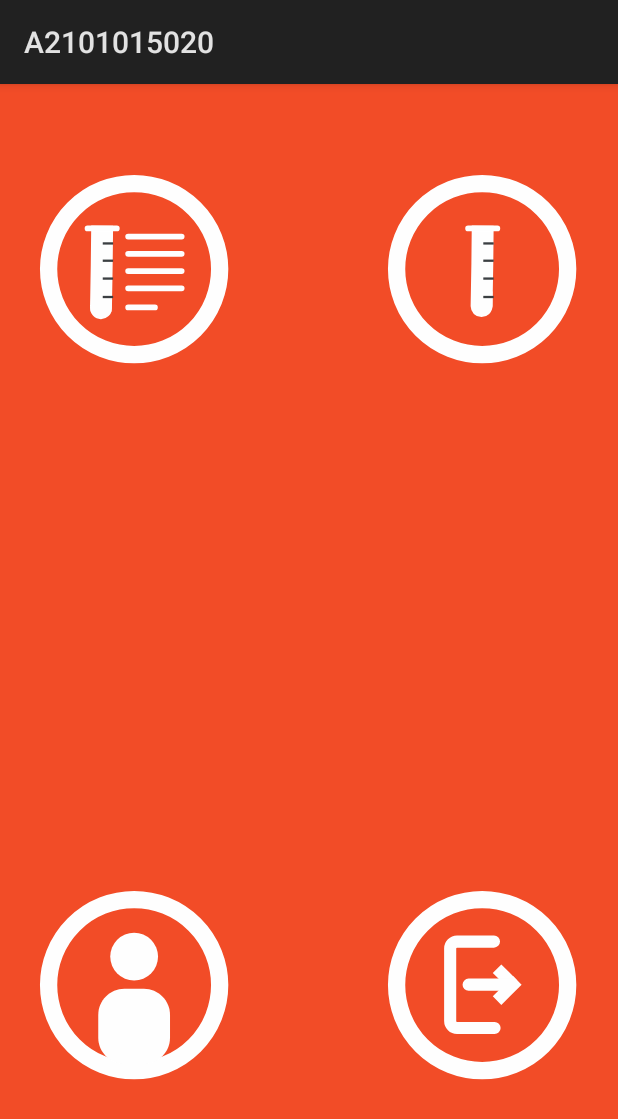
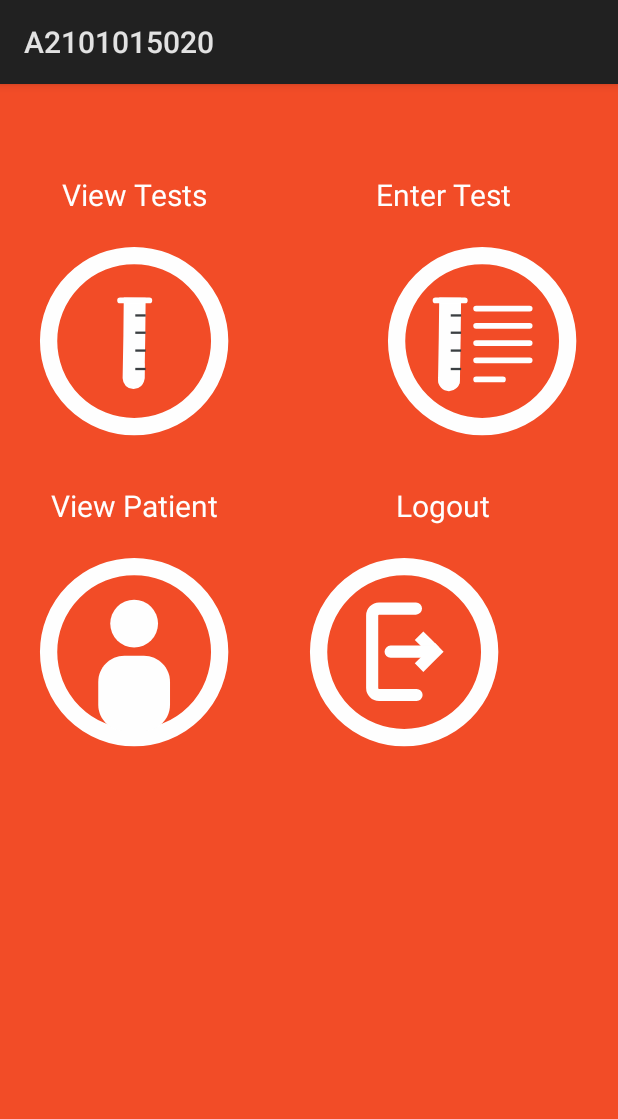
Before and after one commit to SeanParade/AndroidAssignment2, an Android app: the MainMenuActivity screen opened directly, with no data from a screen before it, on a phone screen of 412 x 824 dp. Shown: the top 1119 px of the screen. Run offline under Robolectric (Android 15) with nearby library versions, the phone set to English and light mode, and no system bars.

Commit message:
onClicks for mainmenu added. Layout switched to grid a prettified.

```diff
--- a/app/src/main/java/com/gbc/a2101015020/EnterTestActivity.java
+++ b/app/src/main/java/com/gbc/a2101015020/EnterTestActivity.java
@@ -2,8 +2,14 @@ package com.gbc.a2101015020;
 
 import android.app.Activity;
 import android.os.Bundle;
+import android.widget.EditText;
 
 public class EnterTestActivity extends Activity {
+
+    EditText patientName;
+    EditText bpl;
+    EditText bph;
+    EditText temperature;
 
     @Override
     protected void onCreate(Bundle savedInstanceState) {
--- a/app/src/main/java/com/gbc/a2101015020/LoginActivity.java
+++ b/app/src/main/java/com/gbc/a2101015020/LoginActivity.java
@@ -27,7 +27,6 @@ public class LoginActivity extends Activity {
         startActivity(new Intent(LoginActivity.this, MainMenuActivity.class));
     }
 
-
     @Override
     protected void onDestroy(){
         AppDatabase.destroyInstance();
--- a/app/src/main/java/com/gbc/a2101015020/MainMenuActivity.java
+++ b/app/src/main/java/com/gbc/a2101015020/MainMenuActivity.java
@@ -12,28 +12,27 @@ import com.gbc.a2101015020.db.AppDatabase;
 public class MainMenuActivity extends Activity {
     private static final String TAG = "MainMenuActivity";
 
-    ImageButton enterTest;
-    ImageButton displayTests;
-    ImageButton displayPatient;
-    ImageButton logout;
-
     @Override
     protected void onCreate(Bundle savedInstanceState) {
         super.onCreate(savedInstanceState);
         setContentView(R.layout.activity_main_menu);
-
-        enterTest = findViewById(R.id.enter_test);
-        displayTests = findViewById(R.id.display_tests);
-        displayPatient = findViewById(R.id.display_patient);
-        logout = findViewById(R.id.logout);
     }
 
+    protected void onVTestsClick(View view){
+        Log.d(TAG, "View Tests: Pressed");
+        startActivity(new Intent(MainMenuActivity.this, ViewTestsActivity.class));
+    }
+    protected void onVPatientClick(View view){
+        Log.d(TAG, "View Patient: Pressed");
+        startActivity(new Intent(MainMenuActivity.this, ViewPatientActivity.class));
+    }
+    protected void onEnterTestClick(View view){
+        Log.d(TAG, "Enter Tests: Pressed");
+        startActivity(new Intent(MainMenuActivity.this, EnterTestActivity.class));
+    }
     protected void onLogoutClick(View view){
-            Log.d(TAG, "onLoginClick: Pressed");
+            Log.d(TAG, "Logout: Pressed");
             //AppDatabase.destroyInstance();
             startActivity(new Intent(MainMenuActivity.this, LoginActivity.class));
-
     }
-
-
 }
--- a/app/src/main/res/layout/activity_main_menu.xml
+++ b/app/src/main/res/layout/activity_main_menu.xml
@@ -1,12 +1,61 @@
 <?xml version="1.0" encoding="utf-8"?>
-<RelativeLayout xmlns:android="http://schemas.android.com/apk/res/android"
-    xmlns:app="http://schemas.android.com/apk/res-auto"
+<GridLayout xmlns:android="http://schemas.android.com/apk/res/android"
     xmlns:tools="http://schemas.android.com/tools"
-    android:layout_width="wrap_content"
+    android:id="@+id/menu_grid"
+    android:layout_width="match_parent"
     android:layout_height="match_parent"
     android:background="@color/red"
+    android:columnCount="2"
     android:orientation="vertical"
+    android:paddingTop="60sp"
+    android:rowCount="4"
     tools:context="com.gbc.a2101015020.MainMenuActivity">
+
+    <TextView
+        android:id="@+id/view_test_text"
+        android:layout_width="wrap_content"
+        android:layout_height="wrap_content"
+        android:layout_column="0"
+        android:layout_gravity="bottom|center"
+        android:layout_row="0"
+        android:text="View Tests"
+        android:textColor="@color/white"
+        android:textSize="20sp" />
+
+    <TextView
+        android:id="@+id/enter_test_text"
+        android:layout_width="wrap_content"
+        android:layout_height="wrap_content"
+        android:layout_column="1"
+        android:layout_gravity="bottom|center"
+        android:layout_row="0"
+        android:text="Enter Test"
+        android:textAlignment="center"
+        android:textColor="@color/white"
+        android:textSize="20sp" />
+
+    <TextView
+        android:id="@+id/view_patient_text"
+        android:layout_width="wrap_content"
+        android:layout_height="wrap_content"
+        android:layout_column="0"
+        android:layout_gravity="bottom|center"
+        android:layout_row="2"
+        android:text="View Patient"
+        android:textColor="@color/white"
+        android:textSize="20sp" />
+
+    <TextView
+        android:id="@+id/logout_text"
+        android:layout_width="wrap_content"
+        android:layout_height="wrap_content"
+        android:layout_column="1"
+        android:layout_gravity="bottom|center"
+        android:layout_row="2"
+        android:text="Logout"
+        android:textAppearance="@style/TextAppearance.AppCompat"
+        android:textColor="@color/white"
+        android:textSize="20sp" />
 
     <ImageButton
         android:id="@+id/enter_test"
@@ -15,8 +64,11 @@
         android:layout_height="180dp"
         android:layout_alignParentStart="true"
         android:layout_alignParentTop="true"
-        android:layout_marginTop="39dp"
+        android:layout_column="1"
+        android:layout_gravity="top|right"
+        android:layout_row="1"
         android:background="@color/red"
+        android:onClick="onEnterTestClick"
         android:src="@drawable/ic_entertest" />
 
     <ImageButton
@@ -26,7 +78,11 @@
         android:layout_height="180dp"
         android:layout_alignParentEnd="true"
         android:layout_alignTop="@+id/enter_test"
+        android:layout_column="0"
+        android:layout_gravity="top|left"
+        android:layout_row="1"
         android:background="@color/red"
+        android:onClick="onVTestsClick"
         android:src="@drawable/ic_displaytest" />
 
     <ImageButton
@@ -36,7 +92,11 @@
         android:layout_height="180dp"
         android:layout_alignParentStart="true"
         android:layout_alignTop="@+id/logout"
+        android:layout_column="0"
+        android:layout_gravity="top|left"
+        android:layout_row="3"
         android:background="@color/red"
+        android:onClick="onVPatientClick"
         android:src="@drawable/ic_displaypatient" />
 
     <ImageButton
@@ -46,9 +106,11 @@
         android:layout_height="180dp"
         android:layout_alignParentBottom="true"
         android:layout_alignParentEnd="true"
+        android:layout_column="1"
+        android:layout_gravity="top|left"
         android:layout_marginBottom="71dp"
+        android:layout_row="3"
         android:background="@color/red"
-        android:onClick="onLogoutClick()"
+        android:onClick="onLogoutClick"
         android:src="@drawable/ic_logout" />
-
-</RelativeLayout>
+</GridLayout>
```
Also changed, not shown: app/src/main/res/layout/activity_login.xml (+13 -15 lines).
